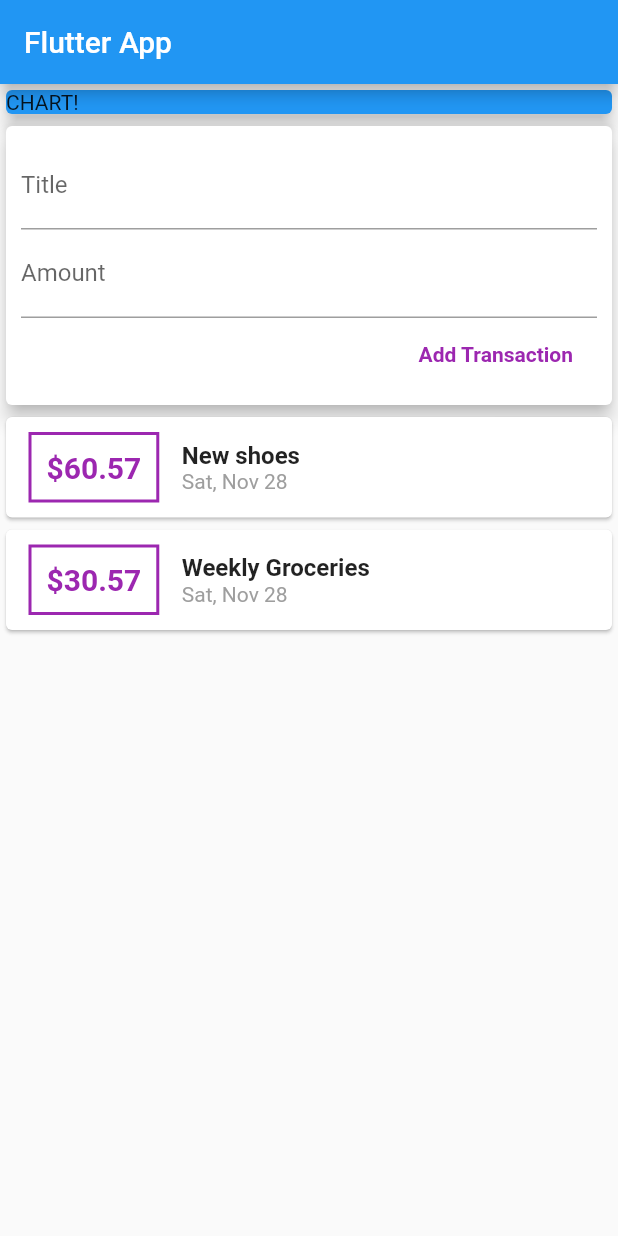
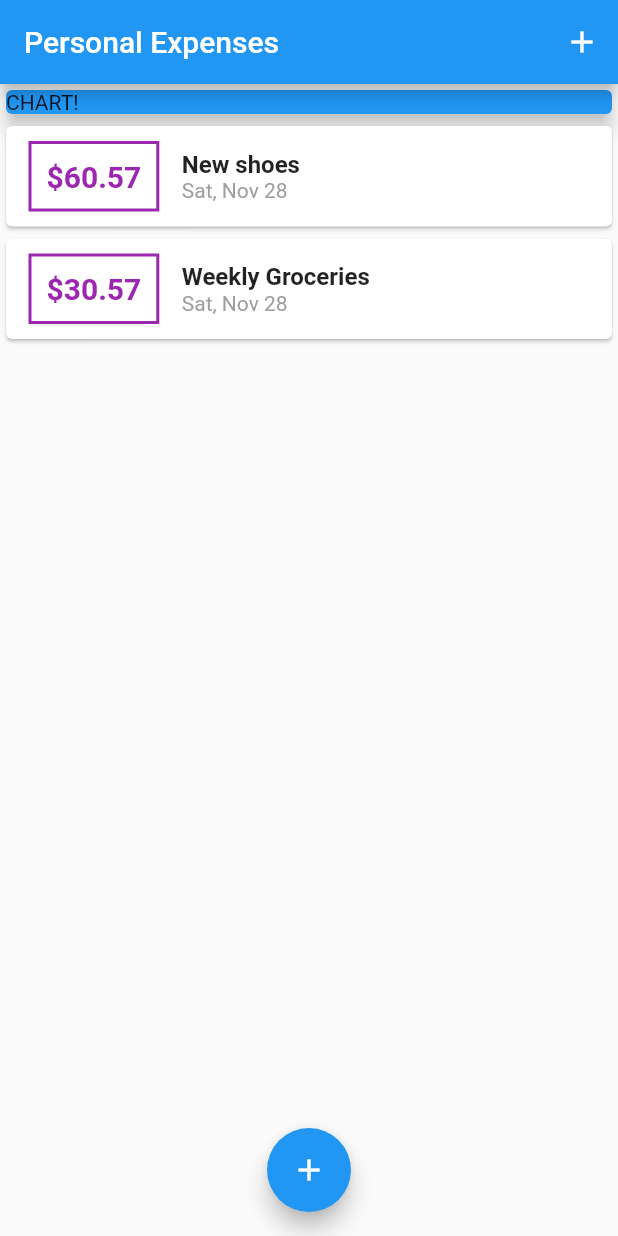
Before and after one commit to andreisas06/personal-expenses-app, a Flutter app: the screen it shows after launch, on a phone screen of 412 x 824 dp. Run offline on Flutter 3.47's test engine with Material 2 defaults, Android fonts, the phone set to English and light mode, and no system bars.

```diff
--- a/lib/main.dart
+++ b/lib/main.dart
@@ -1,7 +1,7 @@
 import 'package:flutter/material.dart';
-import './widgets/user_transaction.dart';
 import './widgets/new_transaction.dart';
 import './widgets/transaction_list.dart';
+import './models/transaction.dart';
 
 void main() => runApp(MyApp());
 
@@ -9,24 +9,66 @@ class MyApp extends StatelessWidget {
   @override
   Widget build(BuildContext context) {
     return MaterialApp(
-      title: 'Flutter App',
+      title: 'Personal Expenses',
       home: MyHomePage(),
     );
   }
 }
 
-class MyHomePage extends StatelessWidget {
+class MyHomePage extends StatefulWidget {
   // String titleInput;
   // String amountInput;
+
+  @override
+  _MyHomePageState createState() => _MyHomePageState();
+}
+
+class _MyHomePageState extends State<MyHomePage> {
+  final List<Transaction> _userTransactions = [
+    Transaction(
+        id: 't1', title: 'New shoes', amount: 60.57, date: DateTime.now()),
+    Transaction(
+        id: 't2',
+        title: 'Weekly Groceries',
+        amount: 30.57,
+        date: DateTime.now())
+  ];
+
+  void _addNewTransaction(String txTitle, double txAmount) {
+    final newTx = Transaction(
+        title: txTitle,
+        amount: txAmount,
+        date: DateTime.now(),
+        id: DateTime.now().toString());
+
+    setState(() {
+      _userTransactions.add(newTx);
+    });
+  }
+
+  void _startAddNewTransaction(BuildContext ctx) {
+    showModalBottomSheet(
+        context: ctx,
+        builder: (_) {
+          return GestureDetector(
+              onTap: () {}, child: NewTransaction(_addNewTransaction), behavior: HitTestBehavior.opaque,);
+        });
+  }
 
   @override
   Widget build(BuildContext context) {
     return Scaffold(
       appBar: AppBar(
-        title: Text('Flutter App'),
+        title: Text('Personal Expenses'),
+        actions: <Widget>[
+          IconButton(
+            icon: Icon(Icons.add),
+            onPressed: () => _startAddNewTransaction(context),
+          ),
+        ],
       ),
       body: SingleChildScrollView(
-              child: Column(
+        child: Column(
           //mainAxisAlignment: MainAxisAlignment.start,
           crossAxisAlignment: CrossAxisAlignment.stretch,
           children: <Widget>[
@@ -38,9 +80,14 @@ class MyHomePage extends StatelessWidget {
                 elevation: 5,
               ),
             ),
-            UserTransactions(),
+            TransactionList(_userTransactions),
           ],
         ),
+      ),
+      floatingActionButtonLocation: FloatingActionButtonLocation.centerFloat,
+      floatingActionButton: FloatingActionButton(
+        child: Icon(Icons.add),
+        onPressed: () => _startAddNewTransaction(context),
       ),
     );
   }
--- a/lib/widgets/transaction_list.dart
+++ b/lib/widgets/transaction_list.dart
@@ -10,7 +10,7 @@ class TransactionList extends StatelessWidget {
   @override
   Widget build(BuildContext context) {
     return Container(
-      height: 480,
+      height: 400,
       child: ListView.builder(
         itemBuilder: (ctx, index) {
           return Card(
--- a/lib/widgets/user_transaction.dart
+++ /dev/null
@@ -1,43 +0,0 @@
-import 'package:flutter/material.dart';
-import './new_transaction.dart';
-import './transaction_list.dart';
-import '../models/transaction.dart';
-
-class UserTransactions extends StatefulWidget {
-  @override
-  _UserTransactionsState createState() => _UserTransactionsState();
-}
-
-class _UserTransactionsState extends State<UserTransactions> {
-  final List<Transaction> _userTransactions = [
-    Transaction(
-        id: 't1', title: 'New shoes', amount: 60.57, date: DateTime.now()),
-    Transaction(
-        id: 't2',
-        title: 'Weekly Groceries',
-        amount: 30.57,
-        date: DateTime.now())
-  ];
-
-  void _addNewTransaction(String txTitle, double txAmount) {
-    final newTx = Transaction(
-        title: txTitle,
-        amount: txAmount,
-        date: DateTime.now(),
-        id: DateTime.now().toString());
-
-    setState(() {
-      _userTransactions.add(newTx);
-    });
-  }
-
-  @override
-  Widget build(BuildContext context) {
-    return Column(
-      children: [
-        NewTransaction(_addNewTransaction),
-        TransactionList(_userTransactions),
-      ],
-    );
-  }
-}
```
Also changed, not shown: lib/widgets/new_transaction.dart (+13 -4 lines).
